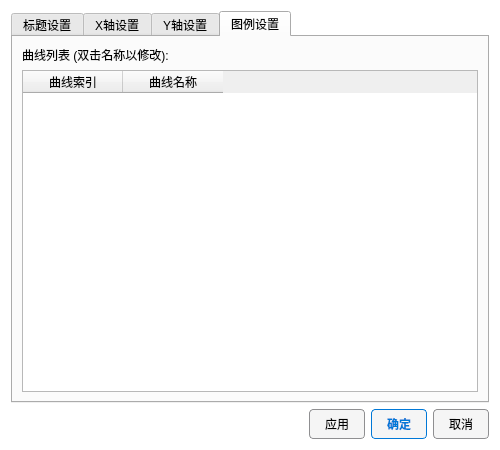
The window that chartsetting1.ui (Luqinghao1/WT20260113B) describes before a commit, drawn with Qt 5.
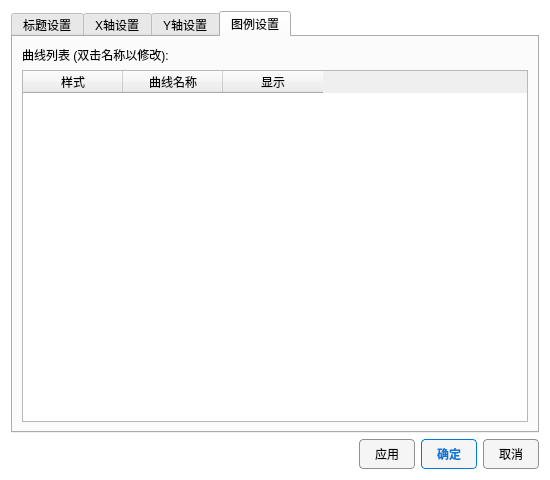
The same window after the commit. The open tabs and pages were chosen to show the change.

The edit to the form file:
```diff
--- a/chartsetting1.ui
+++ b/chartsetting1.ui
@@ -6,8 +6,8 @@
    <rect>
     <x>0</x>
     <y>0</y>
-    <width>500</width>
-    <height>450</height>
+    <width>550</width>
+    <height>480</height>
    </rect>
   </property>
   <property name="windowTitle">
@@ -269,11 +269,11 @@
        <item>
         <widget class="QTableWidget" name="tableGraphs">
          <property name="columnCount">
-          <number>2</number>
+          <number>3</number>
          </property>
          <column>
           <property name="text">
-           <string>曲线索引</string>
+           <string>样式</string>
           </property>
          </column>
          <column>
@@ -281,6 +281,11 @@
            <string>曲线名称</string>
           </property>
          </column>
+         <column>
+          <property name="text">
+           <string>显示</string>
+          </property>
+         </column>
         </widget>
        </item>
       </layout>
```
